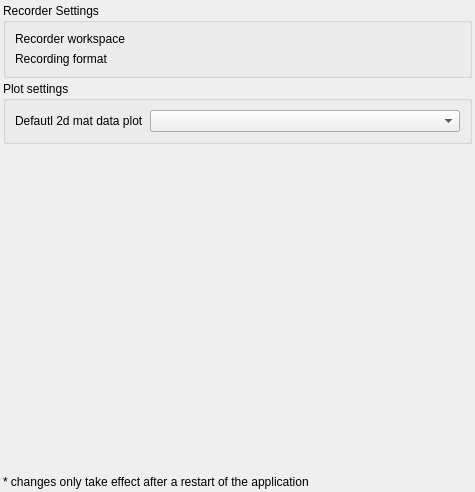
Qt form cedar/auxiliaries/gui/SettingsWidget.ui (cedar/cedar) before a commit.
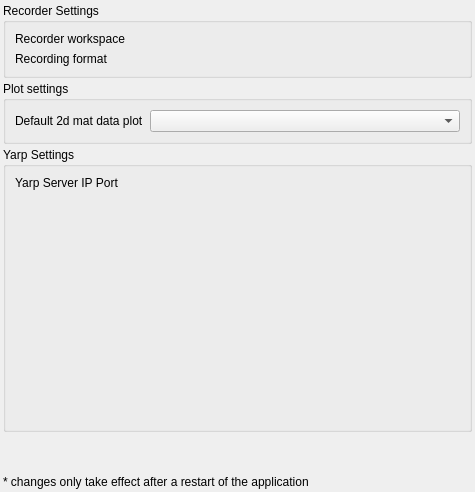
The same form after that commit. Custom widgets are drawn as their Qt base class.

Commit message: Introduced the Yarp Config Ip as part of the Settings. The YARP server ip and port may now be changed from tools-> settings. Edited the gui:StringParameter to now accept placeholder text. Fixed a minor bug, where the ok and cancel buttons of the settingsdialog would only affect the gui settings, but not the general settings.

```diff
--- a/cedar/auxiliaries/gui/SettingsWidget.ui
+++ b/cedar/auxiliaries/gui/SettingsWidget.ui
@@ -61,7 +61,7 @@
       <item row="0" column="0">
        <widget class="QLabel" name="label">
         <property name="text">
-         <string>Defautl 2d mat data plot</string>
+         <string>Default 2d mat data plot</string>
         </property>
        </widget>
       </item>
@@ -71,6 +71,26 @@
      </layout>
     </widget>
    </item>
+   <item>
+    <widget class="QGroupBox" name="groupBox_net">
+     <property name="title">
+      <string>Yarp Settings</string>
+     </property>
+     <layout class="QFormLayout" name="formLayout_net">
+      <item row="0" column="0">
+       <widget class="QLabel" name="label_net">
+        <property name="text">
+         <string>Yarp Server IP Port</string>
+        </property>
+       </widget>
+      </item>
+      <item row="0" column="1">
+       <widget class="cedar::aux::gui::StringParameter" name="mpYarpConfigString">
+       </widget>
+      </item>
+     </layout>
+    </widget>
+   </item>
    <item>
     <spacer name="verticalSpacer">
      <property name="orientation">
@@ -106,6 +126,12 @@
    <header>cedar/auxiliaries/gui/EnumParameter.h</header>
    <container>1</container>
   </customwidget>
+  <customwidget>
+   <class>cedar::aux::gui::StringParameter</class>
+   <extends>QWidget</extends>
+   <header>cedar/auxiliaries/gui/StringParameter.h</header>
+   <container>1</container>
+  </customwidget>
  </customwidgets>
  <resources/>
  <connections/>
```
The commit also changes 8 other files.
